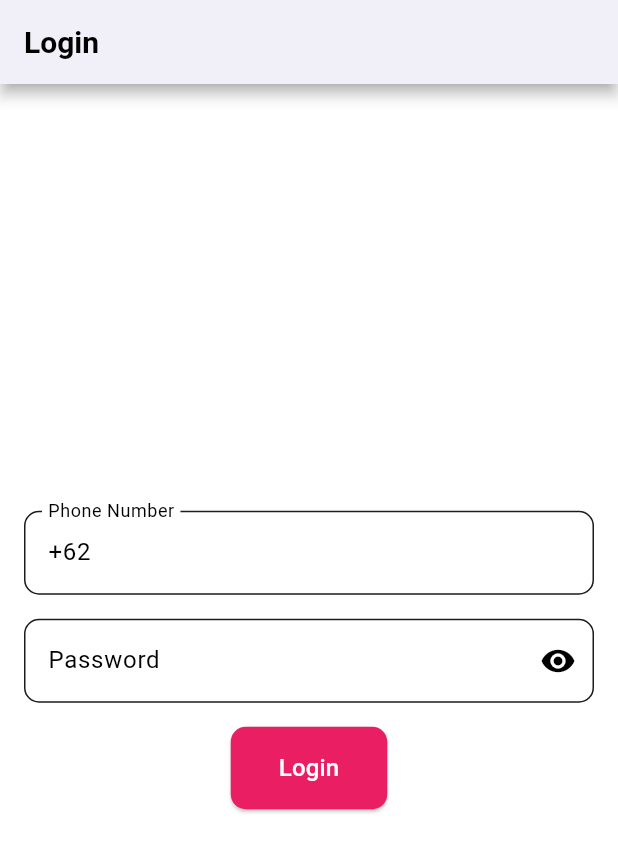
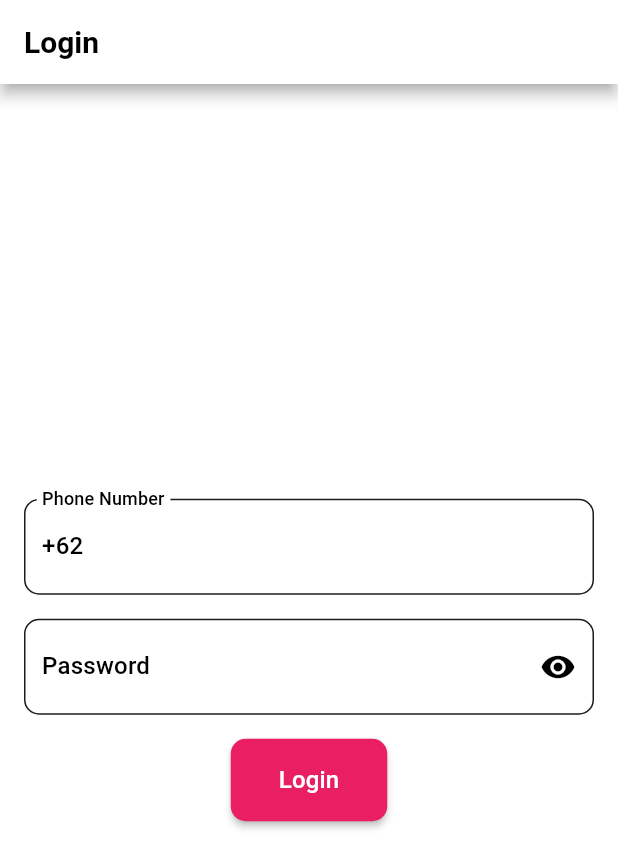
Before and after one commit to mfadiilahrio/Flutter-Clean-Architecture, a Flutter app: the screen it shows after launch, on a phone screen of 412 x 824 dp. Shown: the top 868 px of the screen. Run offline on Flutter 3.47's test engine with Material 3 defaults, Android fonts, the phone set to English and light mode, and no system bars; our stand-ins replace carousel_slider, equatable, fluttertoast, get_it, injectable, logger and 4 more; accounts and stored records are empty.

Commit message:
Downgrade to material2

```diff
--- a/lib/data/repositories/article_repository_impl.dart
+++ b/lib/data/repositories/article_repository_impl.dart
@@ -1,7 +1,7 @@
 import 'package:celebrities/core/network/api_client.dart';
 import 'package:celebrities/core/network/article_api.dart';
 import 'package:celebrities/data/common/resource.dart';
-import 'package:celebrities/data/local/database_helper.dart';
+import 'package:celebrities/data/local/db/database_helper.dart';
 import 'package:celebrities/data/models/article_model.dart';
 import 'package:celebrities/domain/entities/article.dart';
 import 'package:celebrities/domain/repositories/article_repository.dart';
--- a/lib/data/themes/theme.dart
+++ b/lib/data/themes/theme.dart
@@ -3,6 +3,7 @@ import 'package:flutter/material.dart';
 ThemeData buildLightTheme() {
   final base = ThemeData.light();
   return base.copyWith(
+    useMaterial3: false,
     primaryColor: Colors.pink,
     scaffoldBackgroundColor: Colors.white,
     appBarTheme: base.appBarTheme.copyWith(
@@ -23,6 +24,7 @@ ThemeData buildLightTheme() {
       secondary: Colors.pink,
       onBackground: Colors.black,
       background: Colors.white,
+      primary: Colors.pink, // Ensure primary color is pink
     ),
     elevatedButtonTheme: ElevatedButtonThemeData(
       style: ElevatedButton.styleFrom(
@@ -40,12 +42,38 @@ ThemeData buildLightTheme() {
       backgroundColor: Colors.pink,
       foregroundColor: Colors.white,
     ),
+    textSelectionTheme: TextSelectionThemeData(
+      cursorColor: Colors.pink,
+      selectionColor: Colors.pink.withOpacity(0.5),
+      selectionHandleColor: Colors.pink,
+    ),
+    inputDecorationTheme: InputDecorationTheme(
+      focusedBorder: OutlineInputBorder(
+        borderSide: BorderSide(color: Colors.pink),
+      ),
+      labelStyle: TextStyle(color: Colors.pink),
+    ),
+    dialogBackgroundColor: Colors.white,
+    dialogTheme: DialogTheme(
+      backgroundColor: Colors.white,
+      titleTextStyle: TextStyle(color: Colors.black, fontSize: 20, fontWeight: FontWeight.bold),
+      contentTextStyle: TextStyle(color: Colors.black, fontSize: 18),
+    ),
+    datePickerTheme: DatePickerThemeData(
+      headerBackgroundColor: Colors.white,
+      headerForegroundColor: Colors.black,
+      dayStyle: TextStyle(color: Colors.black),
+      todayBorder: BorderSide(color: Colors.pink),
+      todayForegroundColor: MaterialStateProperty.all(Colors.pink),
+      todayBackgroundColor: MaterialStateProperty.all(Colors.pink.withOpacity(0.1)),
+    ),
   );
 }
 
 ThemeData buildDarkTheme() {
   final base = ThemeData.dark();
   return base.copyWith(
+    useMaterial3: false,
     primaryColor: Colors.pink,
     scaffoldBackgroundColor: Colors.black,
     appBarTheme: base.appBarTheme.copyWith(
@@ -66,6 +94,7 @@ ThemeData buildDarkTheme() {
       secondary: Colors.pink,
       onBackground: Colors.white,
       background: Colors.black,
+      primary: Colors.pink, // Ensure primary color is pink
     ),
     elevatedButtonTheme: ElevatedButtonThemeData(
       style: ElevatedButton.styleFrom(
@@ -82,6 +111,31 @@ ThemeData buildDarkTheme() {
     floatingActionButtonTheme: FloatingActionButtonThemeData(
       backgroundColor: Colors.pink,
       foregroundColor: Colors.white,
+    ),
+    textSelectionTheme: TextSelectionThemeData(
+      cursorColor: Colors.pink,
+      selectionColor: Colors.pink.withOpacity(0.5),
+      selectionHandleColor: Colors.pink,
+    ),
+    inputDecorationTheme: InputDecorationTheme(
+      focusedBorder: OutlineInputBorder(
+        borderSide: BorderSide(color: Colors.pink),
+      ),
+      labelStyle: TextStyle(color: Colors.pink),
+    ),
+    dialogBackgroundColor: Colors.black,
+    dialogTheme: DialogTheme(
+      backgroundColor: Colors.black,
+      titleTextStyle: TextStyle(color: Colors.white, fontSize: 20, fontWeight: FontWeight.bold),
+      contentTextStyle: TextStyle(color: Colors.white, fontSize: 18),
+    ),
+    datePickerTheme: DatePickerThemeData(
+      headerBackgroundColor: Colors.black,
+      headerForegroundColor: Colors.white,
+      dayStyle: TextStyle(color: Colors.white),
+      todayBorder: BorderSide(color: Colors.pink),
+      todayForegroundColor: MaterialStateProperty.all(Colors.pink),
+      todayBackgroundColor: MaterialStateProperty.all(Colors.pink.withOpacity(0.1)),
     ),
   );
 }
--- a/lib/presentation/common/CustomButton.dart
+++ b/lib/presentation/common/CustomButton.dart
@@ -2,7 +2,7 @@ import 'package:flutter/material.dart';
 
 class CustomButton extends StatelessWidget {
   final String text;
-  final VoidCallback onPressed;
+  final VoidCallback? onPressed;
   final bool isLoading;
 
   const CustomButton({
--- a/lib/presentation/profile/pages/profile_page.dart
+++ b/lib/presentation/profile/pages/profile_page.dart
@@ -2,7 +2,7 @@ import 'package:celebrities/presentation/common/CustomButtomPopUp.dart';
 import 'package:celebrities/presentation/common/CustomButton.dart';
 import 'package:flutter/material.dart';
 import 'package:celebrities/data/local/shared_preferences_service.dart';
-import 'package:celebrities/data/local/database_helper.dart';
+import 'package:celebrities/data/local/db/database_helper.dart';
 import 'package:get_it/get_it.dart';
 
 class ProfilePage extends StatelessWidget {
@@ -11,6 +11,7 @@ class ProfilePage extends StatelessWidget {
 
   Future<void> _logout(BuildContext context) async {
     await _databaseHelper.deleteAllArticles(); // Hapus database lokal
+    await _databaseHelper.deleteAllManualArticles(); // Hapus database lokal
     await _sharedPrefs.clear(); // Hapus sesi
     Navigator.of(context).pushNamedAndRemoveUntil('/login', (Route<dynamic> route) => false); // Arahkan ke halaman login
   }
```
Also changed, not shown: lib/data/local/database_helper.dart (deleted, +0 -69 lines), lib/data/local/db/database_helper.dart (added, +85 -0 lines), lib/data/local/db/tables/articles_table.dart (added, +35 -0 lines), lib/data/local/db/tables/manual_articles_table.dart (added, +35 -0 lines), lib/presentation/article/pages/add_article_page.dart (added, +203 -0 lines), lib/presentation/article/pages/article_page.dart (+16 -4 lines), lib/presentation/article/pages/form_validation.dart (added, +35 -0 lines), lib/presentation/sync/pages/sync_page.dart (+44 -7 lines).
